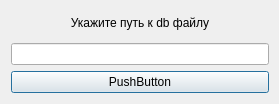
Above: load_dialog.ui from tovarish-kapitan/sql_experience before the change. Below: the same form after it.
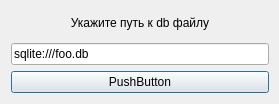
That is the form after the change.

The edit to the form file:
```diff
--- a/load_dialog.ui
+++ b/load_dialog.ui
@@ -38,7 +38,11 @@
      </widget>
     </item>
     <item row="1" column="0">
-     <widget class="QLineEdit" name="lineEdit"/>
+     <widget class="QLineEdit" name="lineEdit">
+      <property name="text">
+       <string>sqlite:///foo.db</string>
+      </property>
+     </widget>
     </item>
    </layout>
   </widget>
```
